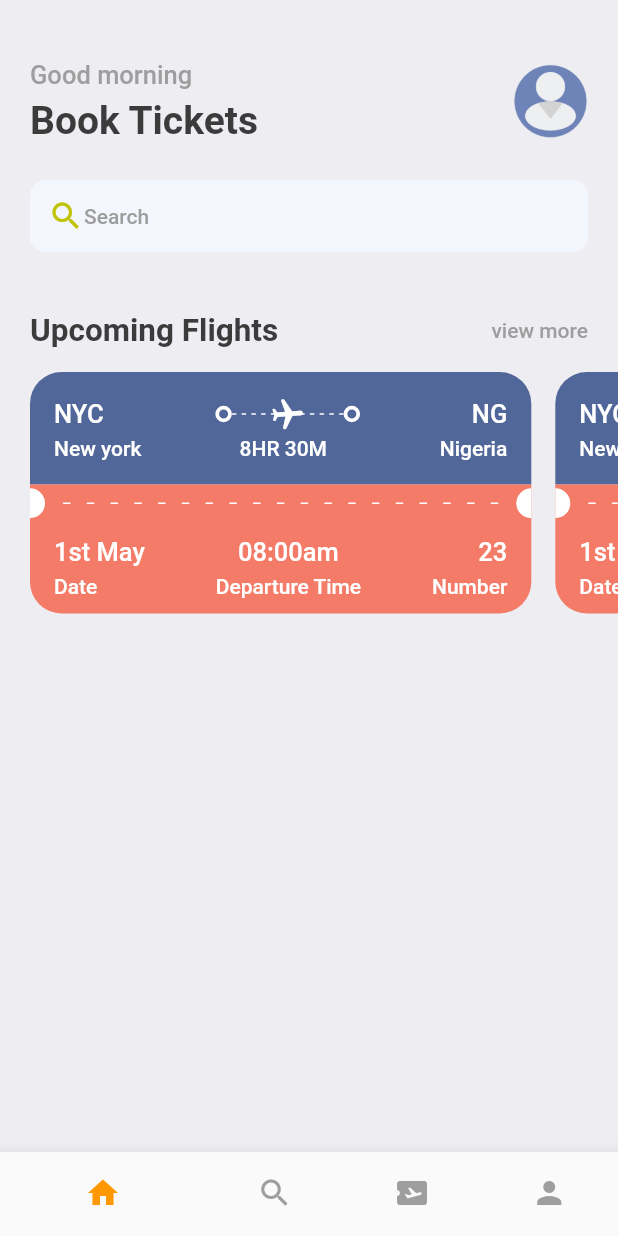
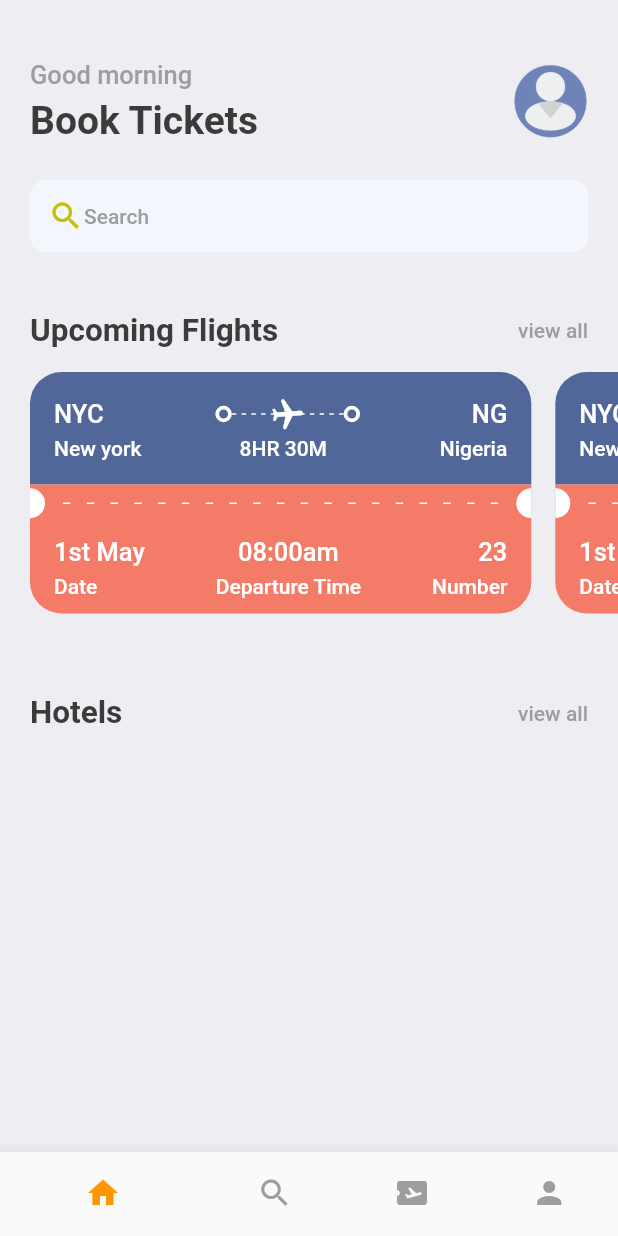
Before and after one commit to iyamujoshua/Flight_app, a Flutter app: the screen it shows after launch, after a tap on "Get Started", on a phone screen of 412 x 824 dp. Run offline on Flutter 3.47's test engine with Material 2 defaults, Android fonts, the phone set to English and light mode, and no system bars; our stand-ins replace gap.

Commit message:
hotel section

```diff
--- a/lib/homescreen.dart
+++ b/lib/homescreen.dart
@@ -78,9 +78,9 @@ class _HomescreenState extends State<Homescreen> {
                       onTap: (() {
                         print("you tapped me");
                       }),
-                      child: Text("view more", style: style.headLineStyle4,)),
+                      child: Text("view all", style: style.headLineStyle4,)),
                   ],
-                )
+                ),
               ],
             ),
           ),
@@ -92,6 +92,21 @@ class _HomescreenState extends State<Homescreen> {
               TicketView(),
               TicketView(),
             ]),
+          ),
+          const Gap(15),
+          Container(
+            padding: const EdgeInsets.symmetric(horizontal: 20),
+            child: Row(
+                    mainAxisAlignment: MainAxisAlignment.spaceBetween,
+                    children: [
+                      Text("Hotels", style: style.headLineStyle2,),
+                      InkWell(
+                        onTap: (() {
+                          print("you tapped me");
+                        }),
+                        child: Text("view all", style: style.headLineStyle4,)),
+                    ],
+                  ),
           )
         ],
       ),
```
